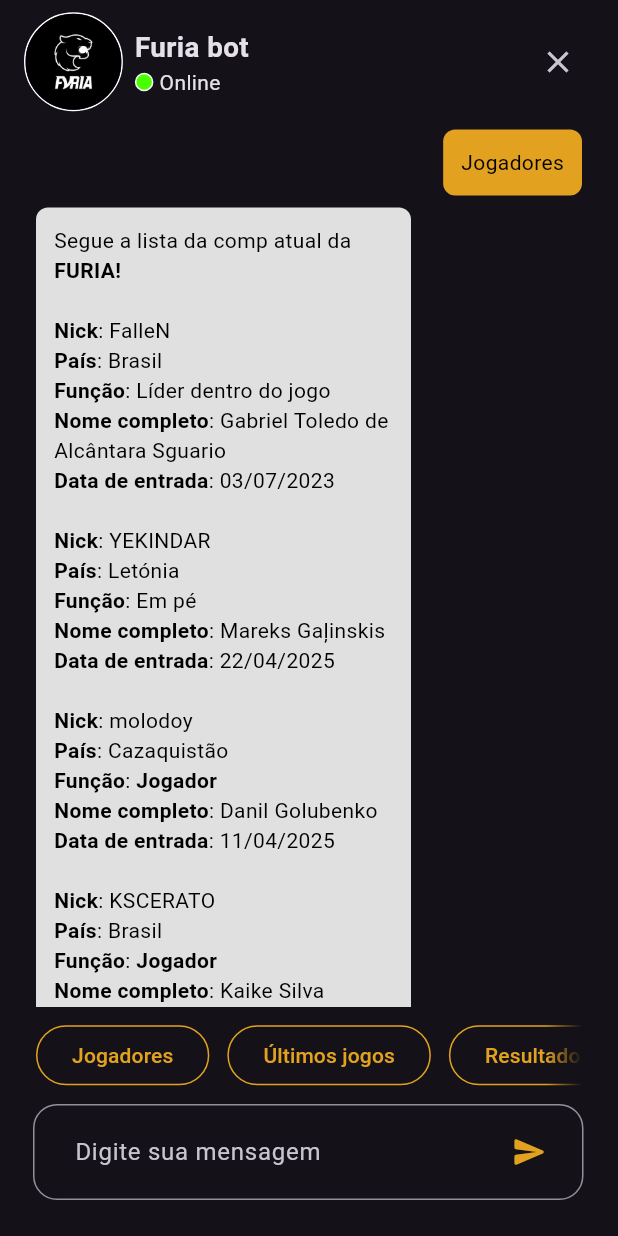
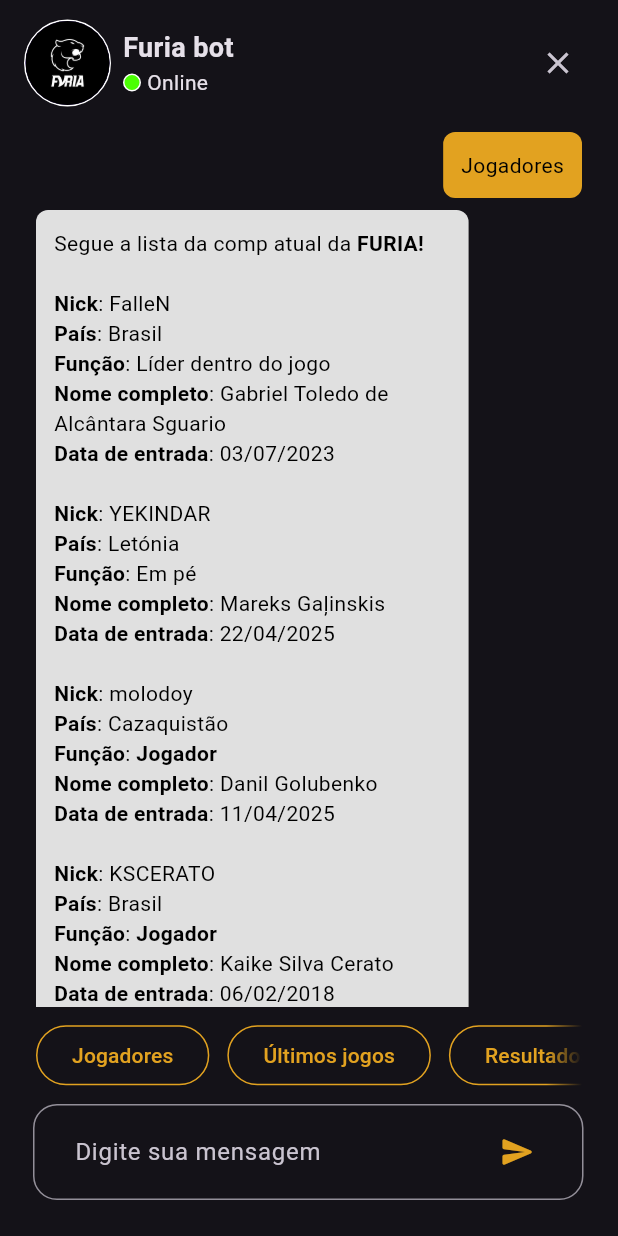
Before and after one commit to agsjohn/desafio_FURIA, a Flutter app: the ChatScreen screen opened directly, after a tap on "Jogadores", on a phone screen of 412 x 824 dp. Run offline on Flutter 3.47's test engine with Material 3 defaults, Android fonts, the phone set to English and light mode, and no system bars.

Commit message:
add responsivity to the appBar

```diff
--- a/lib/ui/_core/widgets/appbar.dart
+++ b/lib/ui/_core/widgets/appbar.dart
@@ -1,15 +1,14 @@
 import 'package:flutter/material.dart';
 
 AppBar getAppBar({required BuildContext context, String? title}) {
-  double largura = MediaQuery.of(context).size.width;
-  //double altura = MediaQuery.of(context).size.height;
-
   return AppBar(
     title: title != null ? Text(title) : null,
     centerTitle: true,
     surfaceTintColor: Colors.black,
     shadowColor: Colors.white,
     automaticallyImplyLeading: false,
+    toolbarHeight: 84,
+    leadingWidth: 200,
     leading: Padding(
       padding: const EdgeInsets.symmetric(horizontal: 16),
       child: Row(
@@ -19,10 +18,8 @@ AppBar getAppBar({required BuildContext context, String? title}) {
               border: Border.all(color: Colors.white),
               borderRadius: BorderRadius.circular(100),
             ),
-            width: largura * 0.16,
-            // width: altura * 0.11,
-            height: largura * 0.16,
-            // height: altura * 0.11,
+            width: 58,
+            height: 58,
             margin: EdgeInsets.only(right: 8),
             child: CircleAvatar(
               radius: 100,
@@ -35,10 +32,7 @@ AppBar getAppBar({required BuildContext context, String? title}) {
             children: [
               Text(
                 "Furia bot",
-                style: TextStyle(
-                  fontWeight: FontWeight.bold,
-                  fontSize: largura * 0.045,
-                ),
+                style: TextStyle(fontWeight: FontWeight.bold, fontSize: 18),
               ),
               Row(
                 children: [
@@ -49,8 +43,8 @@ AppBar getAppBar({required BuildContext context, String? title}) {
                       border: Border.all(color: Colors.white),
                       borderRadius: BorderRadius.circular(100),
                     ),
-                    width: largura * 0.03,
-                    height: largura * 0.03,
+                    width: 12,
+                    height: 12,
                   ),
                   Text("Online"),
                 ],
@@ -60,8 +54,6 @@ AppBar getAppBar({required BuildContext context, String? title}) {
         ],
       ),
     ),
-    toolbarHeight: largura * 0.2,
-    leadingWidth: largura * 0.8,
     actions: [
       Container(
         padding: EdgeInsets.only(right: 16),
--- a/lib/ui/_core/widgets/chat_message.dart
+++ b/lib/ui/_core/widgets/chat_message.dart
@@ -9,6 +9,8 @@ class ChatMessage extends StatelessWidget {
 
   @override
   Widget build(BuildContext context) {
+    double largura = MediaQuery.of(context).size.width;
+
     return Container(
       margin: EdgeInsets.symmetric(vertical: 4.0),
       child: Row(
@@ -17,45 +19,15 @@ class ChatMessage extends StatelessWidget {
         children: [
           Container(
             padding: EdgeInsets.all(12.0),
-            constraints: BoxConstraints(maxWidth: 250),
+            constraints: BoxConstraints(maxWidth: largura * 0.7),
             decoration: BoxDecoration(
               color: isUser ? AppColors.mainColor : Colors.grey[300],
               borderRadius: BorderRadius.circular(8.0),
             ),
-            child: child, // Aqui mudou!
+            child: child,
           ),
         ],
       ),
     );
   }
-
-  // final String text;
-  // final bool isUser;
-
-  // const ChatMessage({super.key, required this.text, required this.isUser});
-
-  // @override
-  // Widget build(BuildContext context) {
-  //   return Container(
-  //     margin: EdgeInsets.symmetric(vertical: 4.0),
-  //     child: Row(
-  //       mainAxisAlignment:
-  //           isUser ? MainAxisAlignment.end : MainAxisAlignment.start,
-  //       children: [
-  //         Container(
-  //           padding: EdgeInsets.all(12.0),
-  //           constraints: BoxConstraints(maxWidth: 250),
-  //           decoration: BoxDecoration(
-  //             color: isUser ? AppColors.mainColor : Colors.grey[300],
-  //             borderRadius: BorderRadius.circular(8.0),
-  //           ),
-  //           child: Text(
-  //             text,
-  //             style: TextStyle(color: isUser ? Colors.white : Colors.black),
-  //           ),
-  //         ),
-  //       ],
-  //     ),
-  //   );
-  // }
 }
--- a/lib/ui/screens/chat_screen.dart
+++ b/lib/ui/screens/chat_screen.dart
@@ -48,7 +48,7 @@ class ChatScreenState extends State<ChatScreen> {
               ),
             ),
             suffixIcon: Container(
-              margin: EdgeInsets.symmetric(vertical: 8),
+              margin: EdgeInsets.only(top: 8, bottom: 8, right: 8),
               child: ElevatedButton(
                 style: ElevatedButton.styleFrom(
                   elevation: 0,
@@ -162,6 +162,9 @@ class ChatScreenState extends State<ChatScreen> {
   }
 
   void userClick(String option) {
+    if (option == "") {
+      return;
+    }
     setState(() {
       messages.add(
         ChatMessage(
```
